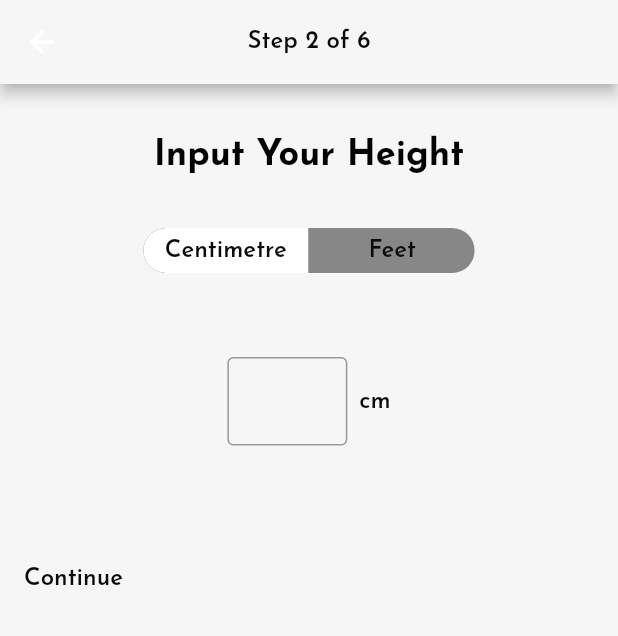
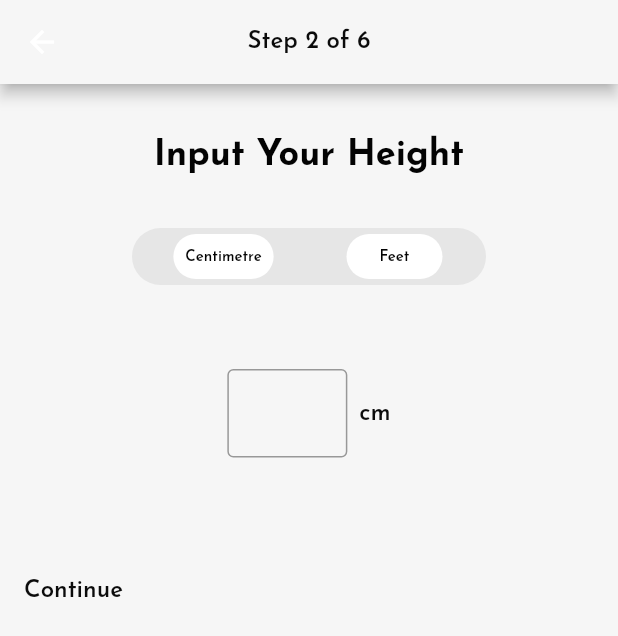
Before and after one commit to Kelompok-Capstone-9/MOBILE, a Flutter app: the HeightScreen screen opened directly, after a tap on "Centimetre", on a phone screen of 412 x 824 dp. Shown: the top 636 px of the screen. Run offline on Flutter 3.47's test engine with Material 2 defaults, Android fonts, the phone set to English and light mode, and no system bars; drawn by our look-alikes of toggle_switch; our stand-ins replace google_fonts; missing offline and left inert: hovering.

Commit message:
Update ToggleButton

```diff
--- a/lib/view/register/height_screen.dart
+++ b/lib/view/register/height_screen.dart
@@ -1,6 +1,7 @@
 import 'package:flutter/material.dart';
 import 'package:gofit_apps/themes/color_style.dart';
 import 'package:gofit_apps/view/register/weight_screen.dart';
+import 'package:google_fonts/google_fonts.dart';
 import 'package:hovering/hovering.dart';
 import 'package:toggle_switch/toggle_switch.dart';
 
@@ -11,7 +12,7 @@ class HeightScreen extends StatefulWidget {
 }
 
 class _HeightScreenState extends State<HeightScreen> {
-  bool isSelected = false;
+  List<bool> isSelected = [true, false];
   var label = [ItemChoice(1, 'Centimetre'), ItemChoice(2, 'Feet')];
   var idSelected = 0;
 
@@ -38,21 +39,70 @@ class _HeightScreenState extends State<HeightScreen> {
             const SizedBox(
               height: 36,
             ),
-            ToggleSwitch(
-              minWidth: 110,
-              minHeight: 30,
-              cornerRadius: 20,
-              customTextStyles: [ThemeText.heading1],
-              activeBgColors: const [
-                [Colors.white],
-                [Colors.white]
-              ],
-              activeFgColor: Colors.white,
-              inactiveBgColor: Colors.black26,
-              inactiveFgColor: Colors.white,
-              totalSwitches: 2,
-              labels: const ['Centimetre', 'Feet'],
-              onToggle: (index) {},
+            Container(
+              padding: const EdgeInsets.all(4),
+              height: 38,
+              decoration: BoxDecoration(
+                  borderRadius: BorderRadius.circular(20),
+                  color: const Color(0xffE6E6E6)),
+              child: ToggleButtons(
+                isSelected: isSelected,
+                onPressed: (index) {
+                  setState(() {
+                    for (int buttonIndex = 0;
+                        buttonIndex < isSelected.length;
+                        buttonIndex++) {
+                      isSelected[buttonIndex] = (buttonIndex == index);
+                    }
+                  });
+                },
+                borderRadius: BorderRadius.circular(20),
+                borderColor: Colors.transparent,
+                borderWidth: 0,
+                selectedBorderColor: Colors.transparent,
+                fillColor: Colors.transparent,
+                constraints: const BoxConstraints(minWidth: 114, minHeight: 34),
+                children: [
+                  TextButton(
+                    onPressed: null,
+                    style: TextButton.styleFrom(
+                      shape: RoundedRectangleBorder(
+                          borderRadius: BorderRadius.circular(20)),
+                      backgroundColor: isSelected[0]
+                          ? Colors.white
+                          : const Color(0xffE6E6E6),
+                    ),
+                    child: Text(
+                      'Centimetre',
+                      style: GoogleFonts.josefinSans(
+                          color: isSelected[0]
+                              ? const Color(0xff030303)
+                              : const Color(0xff606060),
+                          fontSize: 10.0,
+                          fontWeight: FontWeight.w600),
+                    ),
+                  ),
+                  TextButton(
+                    onPressed: null,
+                    style: TextButton.styleFrom(
+                      shape: RoundedRectangleBorder(
+                          borderRadius: BorderRadius.circular(20)),
+                      backgroundColor: isSelected[0]
+                          ? Colors.white
+                          : const Color(0xffE6E6E6),
+                    ),
+                    child: Text(
+                      'Feet',
+                      style: GoogleFonts.josefinSans(
+                          color: isSelected[0]
+                              ? const Color(0xff030303)
+                              : const Color(0xff606060),
+                          fontSize: 10.0,
+                          fontWeight: FontWeight.w600),
+                    ),
+                  ),
+                ],
+              ),
             ),
             const SizedBox(
               height: 56,
@@ -105,9 +155,7 @@ class _HeightScreenState extends State<HeightScreen> {
                   Navigator.of(context).push(MaterialPageRoute(
                       builder: (context) => const WeightScreen()));
                 },
-                color: isSelected
-                    ? const Color(0xffFF7F00)
-                    : const Color(0xffDFDFDF),
+                color: const Color(0xffFF7F00),
                 hoverTextColor: Colors.white,
                 child: Padding(
                   padding: const EdgeInsets.symmetric(vertical: 12),
--- a/lib/view/register/weight_screen.dart
+++ b/lib/view/register/weight_screen.dart
@@ -34,8 +34,9 @@ class _WeightScreenState extends State<WeightScreen> {
               height: 36,
             ),
             ToggleSwitch(
-              minWidth: 110,
-              minHeight: 30,
+
+              minWidth: 114,
+              minHeight: 34,
               cornerRadius: 20,
               customTextStyles: [ThemeText.heading1],
               activeBgColors: const [
@@ -46,6 +47,7 @@ class _WeightScreenState extends State<WeightScreen> {
               inactiveBgColor: Colors.black26,
               inactiveFgColor: Colors.white,
               totalSwitches: 2,
+
               labels: const ['Kilogram', 'Pound'],
               onToggle: (index) {},
             ),
--- a/pubspec.yaml
+++ b/pubspec.yaml
@@ -61,7 +61,7 @@ flutter:
 
   # To add assets to your application, add an assets section, like this:
 assets:
-  - assets/images
+  - assets/images/
 
   # An image asset can refer to one or more resolution-specific "variants", see
   # https://flutter.dev/assets-and-images/#resolution-aware
```
